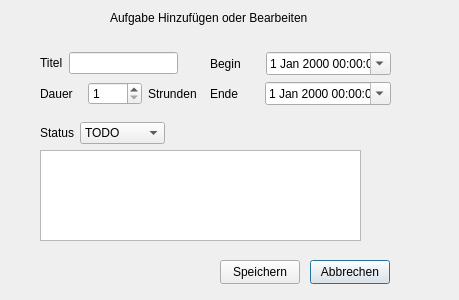
Before: the Qt Designer form addtask.ui in Cur1o/AbschlussProjektHerberich, drawn with Qt 5.
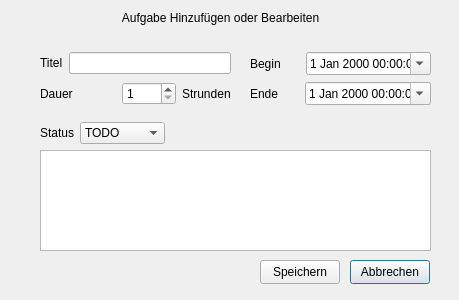
After: the same form once the commit is applied. Icons and pictures are not drawn.

```diff
--- a/addtask.ui
+++ b/addtask.ui
@@ -16,7 +16,7 @@
   <widget class="QWidget" name="layoutWidget_2">
    <property name="geometry">
     <rect>
-     <x>210</x>
+     <x>250</x>
      <y>80</y>
      <width>181</width>
      <height>27</height>
@@ -72,7 +72,7 @@
     <rect>
      <x>40</x>
      <y>80</y>
-     <width>157</width>
+     <width>191</width>
      <height>27</height>
     </rect>
    </property>
@@ -157,7 +157,7 @@
   <widget class="QWidget" name="layoutWidget_4">
    <property name="geometry">
     <rect>
-     <x>210</x>
+     <x>250</x>
      <y>50</y>
      <width>181</width>
      <height>27</height>
@@ -210,7 +210,7 @@
     <rect>
      <x>40</x>
      <y>50</y>
-     <width>138</width>
+     <width>191</width>
      <height>26</height>
     </rect>
    </property>
@@ -236,15 +236,15 @@
     <rect>
      <x>40</x>
      <y>150</y>
-     <width>321</width>
-     <height>91</height>
+     <width>391</width>
+     <height>101</height>
     </rect>
    </property>
   </widget>
   <widget class="QLabel" name="label">
    <property name="geometry">
     <rect>
-     <x>110</x>
+     <x>120</x>
      <y>10</y>
      <width>201</width>
      <height>16</height>
@@ -253,11 +253,14 @@
    <property name="text">
     <string>Aufgabe Hinzufügen oder Bearbeiten</string>
    </property>
+   <property name="alignment">
+    <set>Qt::AlignCenter</set>
+   </property>
   </widget>
   <widget class="QPushButton" name="btnCancle">
    <property name="geometry">
     <rect>
-     <x>310</x>
+     <x>350</x>
      <y>260</y>
      <width>80</width>
      <height>24</height>
@@ -270,7 +273,7 @@
   <widget class="QPushButton" name="btnApply">
    <property name="geometry">
     <rect>
-     <x>220</x>
+     <x>260</x>
      <y>260</y>
      <width>80</width>
      <height>24</height>
```
Left out of the diff: 8 changed lines with no effect on the pictures.
